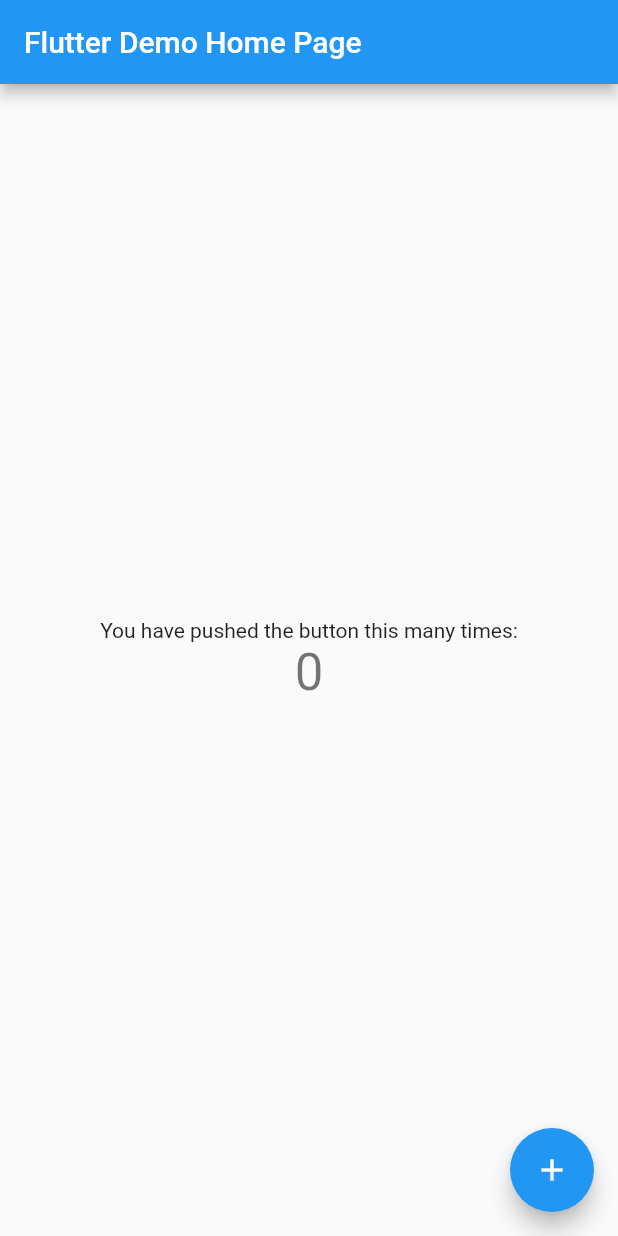
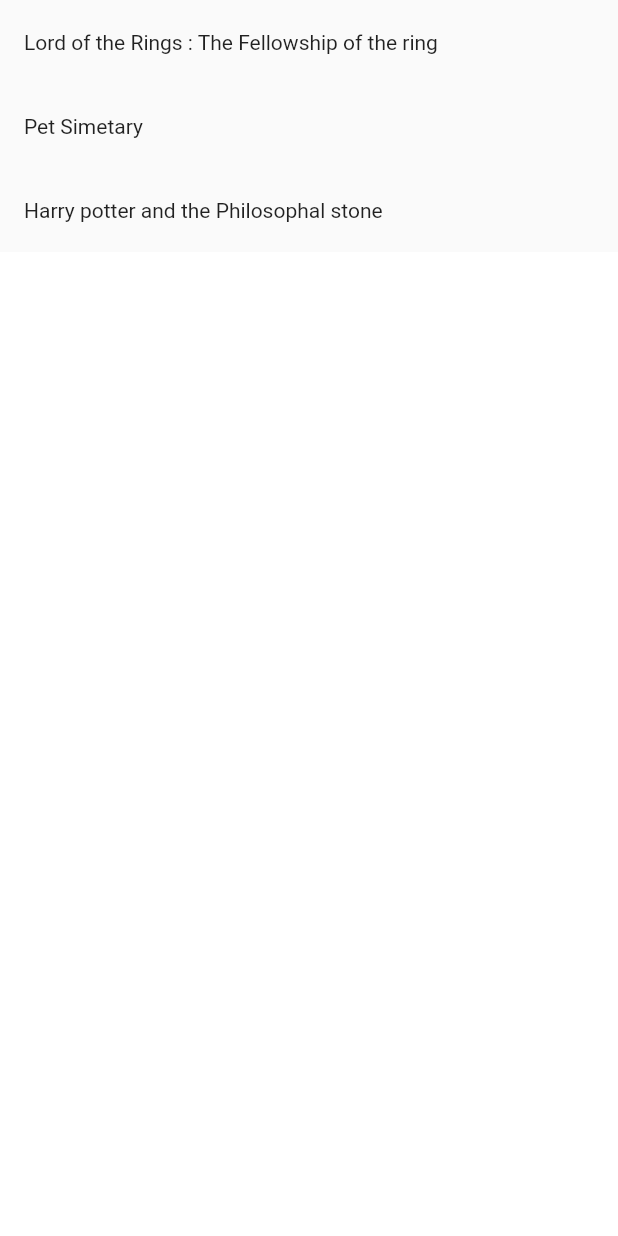
Before and after one commit to Ancelotow/marvin-book, a Flutter app: the screen it shows after launch, on a phone screen of 412 x 824 dp. Run offline on Flutter 3.47's test engine with Material 2 defaults, Android fonts, the phone set to English and light mode, and no system bars.

Commit message:
.feat: home screen

```diff
--- /dev/null
+++ b/lib/home_screen/books_repository_provider.dart
@@ -0,0 +1,24 @@
+import 'package:flutter/cupertino.dart';
+import 'package:marvin_book/home_screen/repository/books_repository.dart';
+
+class BooksRepositoryProvider extends InheritedWidget {
+  final BooksRepository repository;
+
+  const BooksRepositoryProvider({
+    Key? key,
+    required Widget child,
+    required this.repository,
+  }) : super(key: key, child: child);
+
+  static BooksRepositoryProvider of(BuildContext context) {
+    final BooksRepositoryProvider? result =
+        context.dependOnInheritedWidgetOfExactType<BooksRepositoryProvider>();
+    assert(result != null, 'No BooksRepositoryProvider found in context');
+    return result!;
+  }
+
+  @override
+  bool updateShouldNotify(BooksRepositoryProvider old) {
+    return true;
+  }
+}
--- /dev/null
+++ b/lib/home_screen/data_sources/books_data_source.dart
@@ -0,0 +1,7 @@
+abstract class BooksDataSource {
+
+  Future<List<String>> getBooks();
+
+  Future<void> saveBooks(List<String> books);
+
+}
--- /dev/null
+++ b/lib/home_screen/data_sources/local_books_data_source.dart
@@ -0,0 +1,20 @@
+import 'package:flutter/cupertino.dart';
+import 'package:marvin_book/home_screen/data_sources/books_data_source.dart';
+
+class LocalBooksDataSource implements BooksDataSource {
+
+  @override
+  Future<List<String>> getBooks() async {
+    debugPrint("Getting books from remote data source");
+    await Future.delayed(const Duration(seconds: 2));
+    return ["Lord of the Rings : The Fellowship of the ring", "Pet Simetary", "Harry potter and the Philosophal stone"];
+  }
+
+  @override
+  Future<void> saveBooks(List<String> books) async {
+    // TODO: implement saveBooks
+  }
+
+
+
+}
--- /dev/null
+++ b/lib/home_screen/data_sources/remote_books_data_source.dart
@@ -0,0 +1,17 @@
+import 'package:flutter/cupertino.dart';
+import 'package:marvin_book/home_screen/data_sources/books_data_source.dart';
+
+class RemoteBooksDataSource implements BooksDataSource {
+
+  @override
+  Future<List<String>> getBooks() async {
+    debugPrint("Getting books from local data source");
+    return ["Lord of the Rings : The Fellowship of the ring", "Pet Simetary", "Harry potter and the Philosophal stone"];
+  }
+
+  @override
+  Future<void> saveBooks(List<String> books) async {
+    // TODO: implement saveBooks
+  }
+
+}
--- /dev/null
+++ b/lib/home_screen/home_screen.dart
@@ -0,0 +1,38 @@
+import 'package:flutter/material.dart';
+import 'books_repository_provider.dart';
+
+class HomeScreen extends StatelessWidget {
+  const HomeScreen({Key? key}) : super(key: key);
+
+  @override
+  Widget build(BuildContext context) {
+    return FutureBuilder<List<String>>(
+      future: BooksRepositoryProvider.of(context).repository.fetchBooks(),
+      builder:
+          (BuildContext contextBuilder, AsyncSnapshot<List<String>> snapshot) {
+        if (snapshot.hasData) {
+          if (snapshot.data != null) {
+            final books = snapshot.data!;
+            return ListView.builder(
+              itemCount: books.length,
+              itemBuilder: (BuildContext contextList, int index) {
+                return Material(
+                  child: ListTile(
+                    title: Text(
+                      books[index],
+                      style: Theme.of(context).textTheme.bodyMedium,
+                    ),
+                  ),
+                );
+              },
+            );
+          } else {
+            return const Text("Non content");
+          }
+        } else {
+          return const CircularProgressIndicator();
+        }
+      },
+    );
+  }
+}
--- /dev/null
+++ b/lib/home_screen/repository/books_repository.dart
@@ -0,0 +1,21 @@
+import '../data_sources/books_data_source.dart';
+
+class BooksRepository {
+  final BooksDataSource remoteDataSource;
+  final BooksDataSource localDataSource;
+
+  BooksRepository({
+    required this.remoteDataSource,
+    required this.localDataSource,
+  });
+
+  Future<List<String>> fetchBooks() async {
+    try {
+      final books = await remoteDataSource.getBooks();
+      await localDataSource.saveBooks(books); // Gestion du cache, en cas de coupure réseau, on aura enregistré les données en local
+      return books;
+    } catch(e) {
+      return await localDataSource.getBooks(); // Gestion du cache, récupération des données en local
+    }
+  }
+}
--- a/lib/main.dart
+++ b/lib/main.dart
@@ -1,7 +1,13 @@
 import 'package:flutter/material.dart';
+import 'package:marvin_book/home_screen/data_sources/local_books_data_source.dart';
+import 'package:marvin_book/home_screen/data_sources/remote_books_data_source.dart';
+import 'package:marvin_book/home_screen/home_screen.dart';
+import 'home_screen/books_repository_provider.dart';
+import 'home_screen/repository/books_repository.dart';
 
 void main() {
-  const apiBaseUrl = String.fromEnvironment("API_BASE_URL", defaultValue: "coucou");
+  const apiBaseUrl =
+      String.fromEnvironment("API_BASE_URL", defaultValue: "coucou");
   debugPrint(apiBaseUrl);
   runApp(const MyApp());
 }
@@ -9,109 +15,20 @@ void main() {
 class MyApp extends StatelessWidget {
   const MyApp({super.key});
 
-  // This widget is the root of your application.
   @override
   Widget build(BuildContext context) {
-    return MaterialApp(
-      title: 'Flutter Demo',
-      theme: ThemeData(
-        // This is the theme of your application.
-        //
-        // Try running your application with "flutter run". You'll see the
-        // application has a blue toolbar. Then, without quitting the app, try
-        // changing the primarySwatch below to Colors.green and then invoke
-        // "hot reload" (press "r" in the console where you ran "flutter run",
-        // or simply save your changes to "hot reload" in a Flutter IDE).
-        // Notice that the counter didn't reset back to zero; the application
-        // is not restarted.
-        primarySwatch: Colors.blue,
+    return BooksRepositoryProvider(
+      repository: BooksRepository(
+        localDataSource: LocalBooksDataSource(),
+        remoteDataSource: RemoteBooksDataSource(),
       ),
-      home: const MyHomePage(title: 'Flutter Demo Home Page'),
+      child: MaterialApp(
+        title: 'Marvin Book',
+        theme: ThemeData(
+          primarySwatch: Colors.blue,
+        ),
+        home: const HomeScreen(),
+      ),
     );
   }
 }
-
-class MyHomePage extends StatefulWidget {
-  const MyHomePage({super.key, required this.title});
-
-  // This widget is the home page of your application. It is stateful, meaning
-  // that it has a State object (defined below) that contains fields that affect
-  // how it looks.
-
-  // This class is the configuration for the state. It holds the values (in this
-  // case the title) provided by the parent (in this case the App widget) and
-  // used by the build method of the State. Fields in a Widget subclass are
-  // always marked "final".
-
-  final String title;
-
-  @override
-  State<MyHomePage> createState() => _MyHomePageState();
-}
-
-class _MyHomePageState extends State<MyHomePage> {
-  int _counter = 0;
-
-  void _incrementCounter() {
-    setState(() {
-      // This call to setState tells the Flutter framework that something has
-      // changed in this State, which causes it to rerun the build method below
-      // so that the display can reflect the updated values. If we changed
-      // _counter without calling setState(), then the build method would not be
-      // called again, and so nothing would appear to happen.
-      _counter++;
-    });
-  }
-
-  @override
-  Widget build(BuildContext context) {
-    // This method is rerun every time setState is called, for instance as done
-    // by the _incrementCounter method above.
-    //
-    // The Flutter framework has been optimized to make rerunning build methods
-    // fast, so that you can just rebuild anything that needs updating rather
-    // than having to individually change instances of widgets.
-    return Scaffold(
-      appBar: AppBar(
-        // Here we take the value from the MyHomePage object that was created by
-        // the App.build method, and use it to set our appbar title.
-        title: Text(widget.title),
-      ),
-      body: Center(
-        // Center is a layout widget. It takes a single child and positions it
-        // in the middle of the parent.
-        child: Column(
-          // Column is also a layout widget. It takes a list of children and
-          // arranges them vertically. By default, it sizes itself to fit its
-          // children horizontally, and tries to be as tall as its parent.
-          //
-          // Invoke "debug painting" (press "p" in the console, choose the
-          // "Toggle Debug Paint" action from the Flutter Inspector in Android
-          // Studio, or the "Toggle Debug Paint" command in Visual Studio Code)
-          // to see the wireframe for each widget.
-          //
-          // Column has various properties to control how it sizes itself and
-          // how it positions its children. Here we use mainAxisAlignment to
-          // center the children vertically; the main axis here is the vertical
-          // axis because Columns are vertical (the cross axis would be
-          // horizontal).
-          mainAxisAlignment: MainAxisAlignment.center,
-          children: <Widget>[
-            const Text(
-              'You have pushed the button this many times:',
-            ),
-            Text(
-              '$_counter',
-              style: Theme.of(context).textTheme.headlineMedium,
-            ),
-          ],
-        ),
-      ),
-      floatingActionButton: FloatingActionButton(
-        onPressed: _incrementCounter,
-        tooltip: 'Increment',
-        child: const Icon(Icons.add),
-      ), // This trailing comma makes auto-formatting nicer for build methods.
-    );
-  }
-}
```
